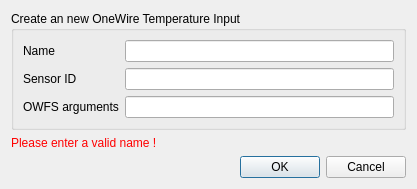
Above: data/DialogNewOneWireTemp.ui from calaos/calaos_installer before the change. Below: the same form after it.
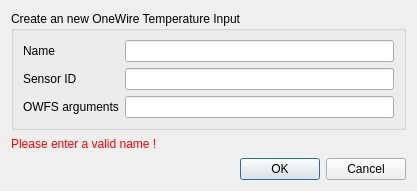
That is the form after the change.

```diff
--- a/data/DialogNewOneWireTemp.ui
+++ b/data/DialogNewOneWireTemp.ui
@@ -7,7 +7,7 @@
     <x>0</x>
     <y>0</y>
     <width>417</width>
-    <height>173</height>
+    <height>191</height>
    </rect>
   </property>
   <property name="windowTitle">
```
Left out of the diff: 6 changed lines with no effect on the pictures.
